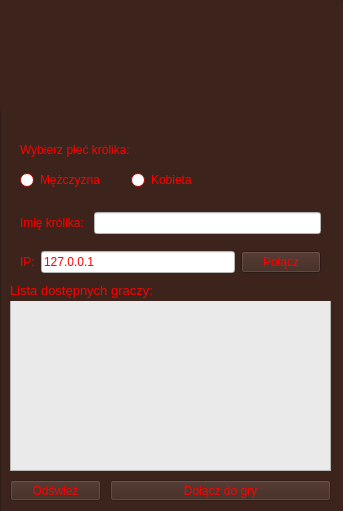
The window that menu.ui (Bras97/Jump-Bump) describes before a commit, drawn with Qt 5.
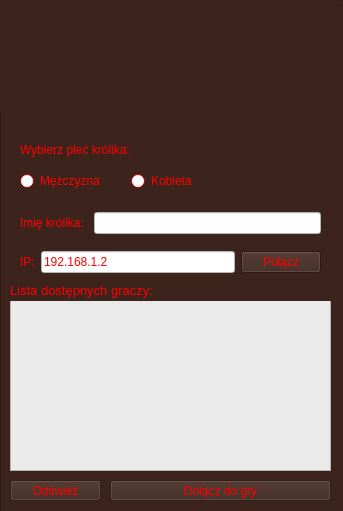
The same window after the commit. Icons and pictures are not drawn.

```diff
--- a/menu.ui
+++ b/menu.ui
@@ -2,6 +2,9 @@
 <ui version="4.0">
  <class>Menu</class>
  <widget class="QDialog" name="Menu">
+  <property name="enabled">
+   <bool>true</bool>
+  </property>
   <property name="geometry">
    <rect>
     <x>0</x>
@@ -165,7 +168,7 @@
         <string>&lt;html&gt;&lt;head/&gt;&lt;body&gt;&lt;p&gt;Wybierz płeć królika: &lt;/p&gt;&lt;/body&gt;&lt;/html&gt;</string>
        </property>
       </widget>
-      <widget class="QWidget" name="">
+      <widget class="QWidget" name="layoutWidget">
        <property name="geometry">
         <rect>
          <x>20</x>
@@ -193,7 +196,7 @@
 background-color: rgb(255, 255, 255);</string>
           </property>
           <property name="text">
-           <string>127.0.0.1</string>
+           <string>192.168.1.2</string>
           </property>
          </widget>
         </item>
@@ -209,7 +212,7 @@
         </item>
        </layout>
       </widget>
-      <widget class="QWidget" name="">
+      <widget class="QWidget" name="layoutWidget">
        <property name="geometry">
         <rect>
          <x>20</x>
@@ -240,13 +243,13 @@
         </item>
        </layout>
       </widget>
-      <widget class="QWidget" name="">
+      <widget class="QWidget" name="layoutWidget">
        <property name="geometry">
         <rect>
          <x>20</x>
          <y>170</y>
          <width>201</width>
-         <height>21</height>
+         <height>23</height>
         </rect>
        </property>
        <layout class="QHBoxLayout" name="horizontalLayout">
```
